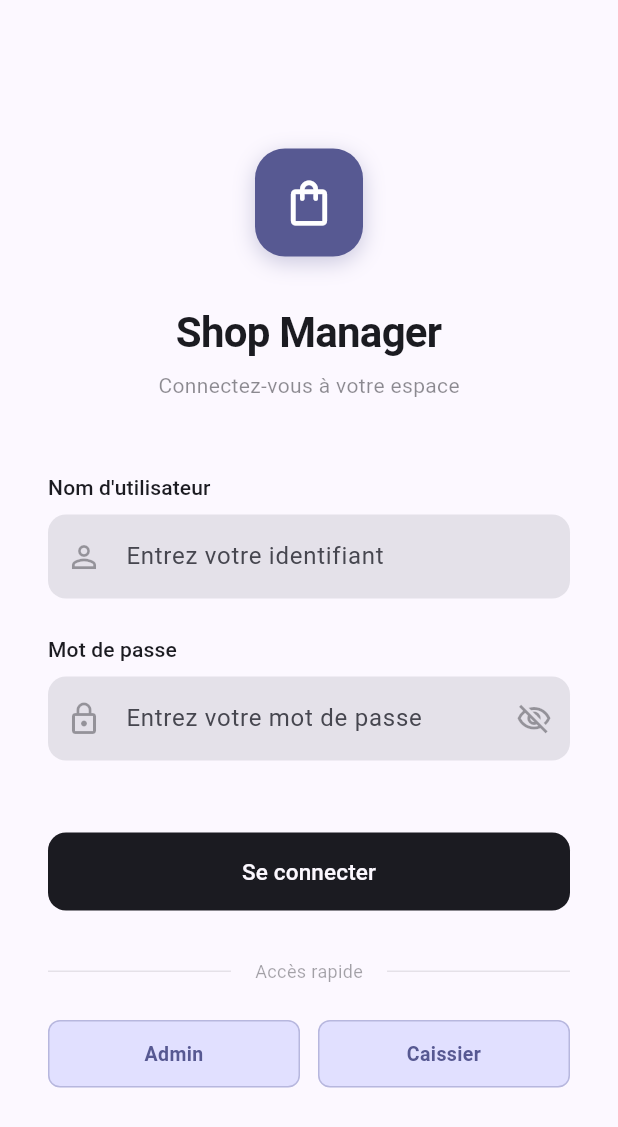
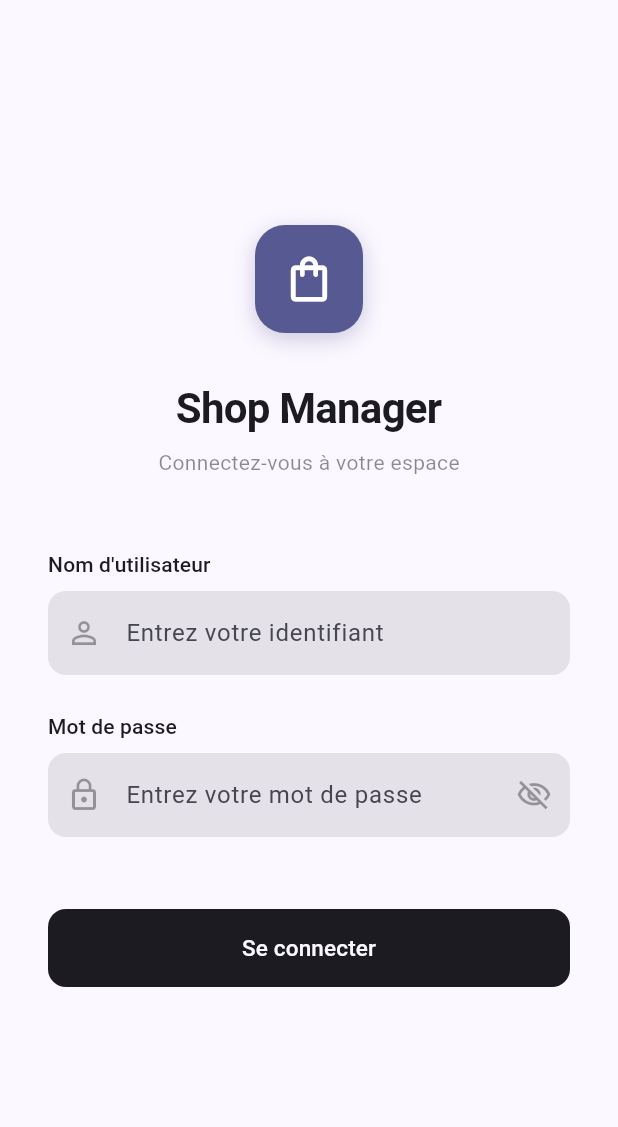
Before and after one commit to laspi0/kone_flutter, a Flutter app: the screen it shows after launch, on a phone screen of 412 x 824 dp. Shown: the top 1127 px of the screen. Run offline on Flutter 3.47's test engine with Material 3 defaults, Android fonts, the phone set to English and light mode, and no system bars; our stand-ins replace file_picker, go_router, pdf, printing, sqflite, sqflite_common_ffi; missing offline and left inert: excel, flutter_barcode_scanner; accounts and stored records are empty.

Commit message:
remove quick access[prod]

```diff
--- a/lib/screens/login_screen.dart
+++ b/lib/screens/login_screen.dart
@@ -35,11 +35,6 @@ class _LoginScreenState extends State<LoginScreen> {
     if (success && mounted) {
       context.go('/home');
     }
-  }
-
-  void _quickLogin(String username, String password) {
-    _usernameController.text = username;
-    _passwordController.text = password;
   }
 
   @override
@@ -292,53 +287,7 @@ class _LoginScreenState extends State<LoginScreen> {
                       );
                     },
                   ),
-                  const SizedBox(height: 32),
-
-                  // Divider
-                  Row(
-                    children: [
-                      Expanded(
-                        child: Divider(
-                          color: Theme.of(context).colorScheme.onSurface.withAlpha(26),
-                        ),
-                      ),
-                      Padding(
-                        padding: const EdgeInsets.symmetric(horizontal: 16),
-                        child: Text(
-                          'Accès rapide',
-                          style: TextStyle(
-                            fontSize: 12,
-                            color: Theme.of(context).colorScheme.onSurface.withAlpha(102),
-                          ),
-                        ),
-                      ),
-                      Expanded(
-                        child: Divider(
-                          color: Theme.of(context).colorScheme.onSurface.withAlpha(26),
-                        ),
-                      ),
-                    ],
-                  ),
-                  const SizedBox(height: 24),
-
-                  // Quick access buttons
-                  Row(
-                    children: [
-                      Expanded(
-                        child: _QuickAccessButton(
-                          label: 'Admin',
-                          onTap: () => _quickLogin('admin', 'admin123'),
-                        ),
-                      ),
-                      const SizedBox(width: 12),
-                      Expanded(
-                        child: _QuickAccessButton(
-                          label: 'Caissier',
-                          onTap: () => _quickLogin('caissier', 'caissier123'),
-                        ),
-                      ),
-                    ],
-                  ),
+                  const SizedBox(height: 16),
                 ],
               ),
             ),
@@ -348,40 +297,3 @@ class _LoginScreenState extends State<LoginScreen> {
     );
   }
 }
-
-class _QuickAccessButton extends StatelessWidget {
-  final String label;
-  final VoidCallback onTap;
-
-  const _QuickAccessButton({
-    required this.label,
-    required this.onTap,
-  });
-
-  @override
-  Widget build(BuildContext context) {
-    return InkWell(
-      onTap: onTap,
-      borderRadius: BorderRadius.circular(8),
-      child: Container(
-        padding: const EdgeInsets.symmetric(vertical: 12),
-        decoration: BoxDecoration(
-          color: Theme.of(context).colorScheme.primaryContainer,
-          borderRadius: BorderRadius.circular(8),
-          border: Border.all(
-            color: Theme.of(context).colorScheme.primary.withAlpha(77),
-          ),
-        ),
-        child: Text(
-          label,
-          textAlign: TextAlign.center,
-          style: TextStyle(
-            fontSize: 13,
-            fontWeight: FontWeight.w600,
-            color: Theme.of(context).colorScheme.primary,
-          ),
-        ),
-      ),
-    );
-  }
-}
```
